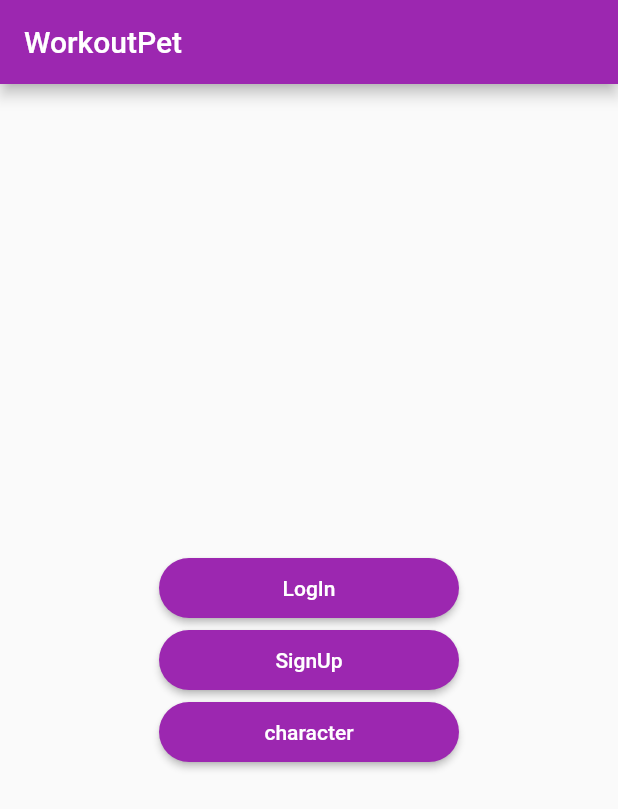
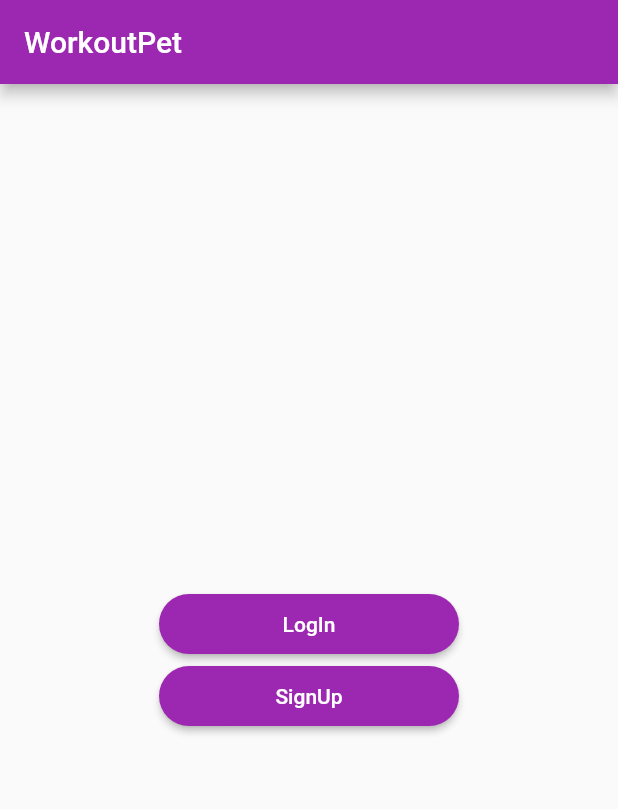
Before and after one commit to SlavicHeath/WorkoutApp, a Flutter app: the screen it shows after launch, on a phone screen of 412 x 824 dp. Shown: the top 809 px of the screen. Run offline on Flutter 3.47's test engine with Material 2 defaults, Android fonts, the phone set to English and light mode, and no system bars; our stand-ins replace carousel_slider, cloud_firestore, firebase_auth, firebase_core, firebase_database and 1 more; missing offline and left inert: dart:ffi, model_viewer_plus; accounts and stored records are empty.

```diff
--- a/lib/About.dart
+++ b/lib/About.dart
@@ -1,4 +1,3 @@
-
 import 'package:flutter/widgets.dart';
 import 'package:flutter/material.dart';
 
@@ -14,7 +13,7 @@ class DescriptionPage extends StatelessWidget {
         padding: EdgeInsets.all(16.0),
         child: SingleChildScrollView(
           child: Text(
-"This app is called WorkoutPet.  It was developed by a junior development team fora project in a CSCC-450 at UNCW. The application is a version of a workout app.  When you signup for our app, you will be prompted with a menu that will allow you to choose a character that is animated.  As you workout and go through life, you will input what workouts you do in your evverday life for your body, and you will see that your character will begin to grow over time exactly like you do.  It will then be able to battle other players characters, so over timee as you grow your character, you might be able to completely boss the other characters in the game and might become the strongest character in the world. You are able to input your BMI and watch as your BMI will change over time if you are consistent with yourworkouts. You will be able to see all of the previous workout data that you have for your chracter. This can allow you to easily repeat and do the same workout over and over again.  There is truly nothing that you cannot do with our app in the workout space and it will be a great way to motivate you to hit the Gym and lose some weight. "          ),
+              "This app is called WorkoutPet.  It was developed by a junior development team for a project in a CSCC-450 at UNCW. The application is a version of a workout app.  When you signup for our app, you will be prompted with a menu that will allow you to choose a character that is animated.  As you workout and go through life, you will input what workouts you do in your evverday life for your body, and you will see that your character will begin to grow over time exactly like you do.  It will then be able to battle other players characters, so over timee as you grow your character, you might be able to completely boss the other characters in the game and might become the strongest character in the world. You are able to input your BMI and watch as your BMI will change over time if you are consistent with yourworkouts. You will be able to see all of the previous workout data that you have for your chracter. This can allow you to easily repeat and do the same workout over and over again.  There is truly nothing that you cannot do with our app in the workout space and it will be a great way to motivate you to hit the Gym and lose some weight. "),
         ),
       ),
     );
--- a/lib/main.dart
+++ b/lib/main.dart
@@ -87,23 +87,23 @@ class HomeScreen extends StatelessWidget {
                 ),
                 child: Text("SignUp"),
               ),
-              ElevatedButton(
-                onPressed: () {
-                  Navigator.of(context).push(
-                    MaterialPageRoute(
-                        //The right side is the widget you want to go to
-                        builder: (context) => CharacterSelect()),
-                  );
-                },
-                style: ElevatedButton.styleFrom(
-                  fixedSize: const Size(200, 40),
-                  backgroundColor: Colors.purple,
-                  shape: RoundedRectangleBorder(
-                    borderRadius: BorderRadius.circular(30),
-                  ),
-                ),
-                child: Text("character"),
-              ),
+              // ElevatedButton(
+              //   onPressed: () {
+              //     Navigator.of(context).push(
+              //       MaterialPageRoute(
+              //           //The right side is the widget you want to go to
+              //           builder: (context) => CharacterSelect()),
+              //     );
+              //   },
+              //   style: ElevatedButton.styleFrom(
+              //     fixedSize: const Size(200, 40),
+              //     backgroundColor: Colors.purple,
+              //     shape: RoundedRectangleBorder(
+              //       borderRadius: BorderRadius.circular(30),
+              //     ),
+              //   ),
+              //   child: Text("character"),
+              // ),
               // Personal Tester
               // ElevatedButton(
               //   onPressed: () {
```
Also changed, not shown: lib/personal.dart (+14 -16 lines).
